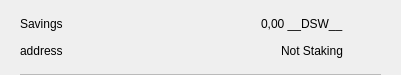
The window that src/qt/pivx/forms/csrow.ui (decenomy/DSW) describes before a commit, drawn with Qt 5.
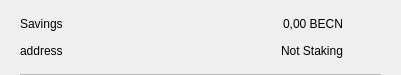
The same window after the commit. Icons and pictures are not drawn.

Commit message: Replace standard coin unit __DSW__ by BECN (9)

What changed in the file:
```diff
--- a/src/qt/pivx/forms/csrow.ui
+++ b/src/qt/pivx/forms/csrow.ui
@@ -102,7 +102,7 @@
            <item>
             <widget class="QLabel" name="labelAmount">
              <property name="text">
-              <string>0,00 __DSW__</string>
+              <string>0,00 BECN</string>
              </property>
             </widget>
            </item>
```
The commit also changes 8 other files.
